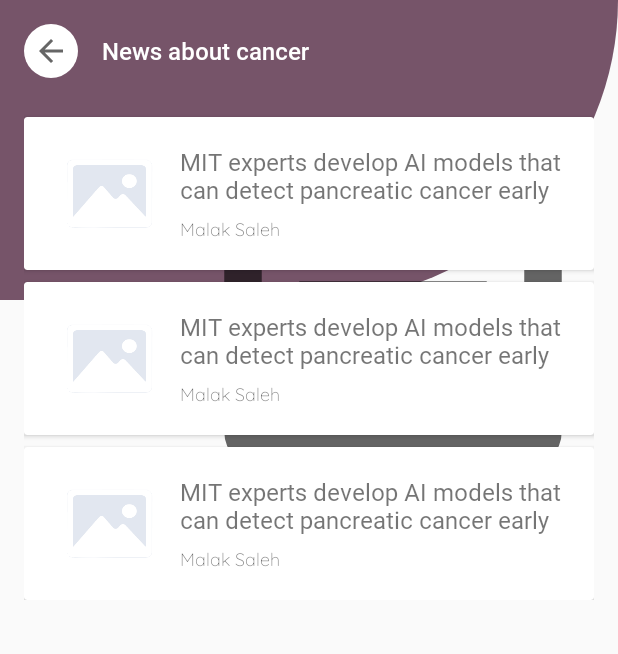
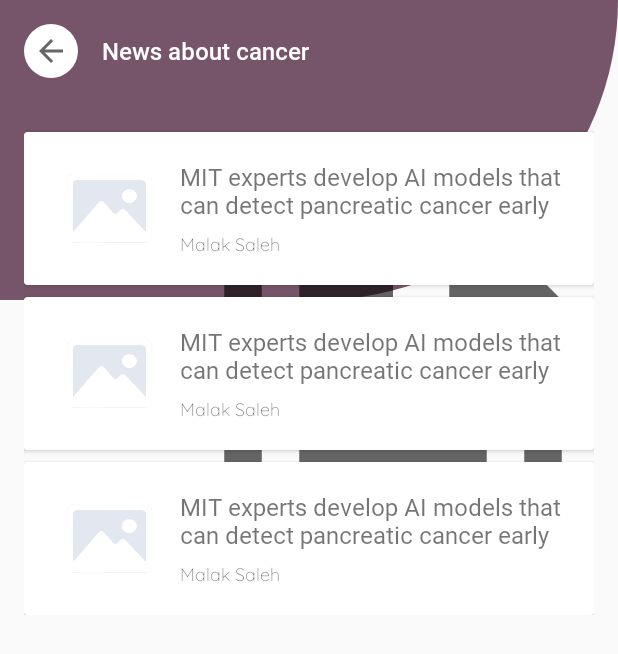
Before and after one commit to ekorahy/Asclepius-App, an Android app: the layout activity_news.xml on its own in the app's theme, with its tools: preview values and no code run, on a phone screen of 412 x 824 dp. Shown: the top 654 px of the screen. Run offline under Robolectric (Android 15) with nearby library versions, the phone set to English and light mode, and no system bars.

```diff
--- a/app/src/main/java/com/dicoding/asclepius/view/main/MainActivity.kt
+++ b/app/src/main/java/com/dicoding/asclepius/view/main/MainActivity.kt
@@ -119,7 +119,6 @@
                 }
 
                 override fun onResult(results: List<Classifications>?) {
-                    showLoading(false)
                     runOnUiThread {
                         val labelList = ArrayList<String>()
                         val scoreList = ArrayList<String>()
@@ -137,6 +136,7 @@
                         }
                         moveToResult(labelList, scoreList)
                     }
+                    showLoading(false)
                 }
             }
         )
--- a/app/src/main/res/layout/activity_news.xml
+++ b/app/src/main/res/layout/activity_news.xml
@@ -1,15 +1,24 @@
 <?xml version="1.0" encoding="utf-8"?>
-<ScrollView xmlns:android="http://schemas.android.com/apk/res/android"
+<androidx.constraintlayout.widget.ConstraintLayout xmlns:android="http://schemas.android.com/apk/res/android"
     xmlns:app="http://schemas.android.com/apk/res-auto"
     xmlns:tools="http://schemas.android.com/tools"
     android:layout_width="match_parent"
     android:layout_height="match_parent"
     tools:context=".view.history.HistoryActivity">
 
-    <androidx.constraintlayout.widget.ConstraintLayout
+    <ScrollView
         android:id="@+id/clContent"
         android:layout_width="match_parent"
-        android:layout_height="match_parent">
+        android:layout_height="match_parent"
+        app:layout_constraintBottom_toBottomOf="parent"
+        app:layout_constraintEnd_toEndOf="parent"
+        app:layout_constraintStart_toStartOf="parent"
+        app:layout_constraintTop_toTopOf="parent">
+
+        <LinearLayout
+            android:layout_width="match_parent"
+            android:layout_height="match_parent"
+            android:orientation="vertical">
 
             <LinearLayout
                 android:id="@+id/linearLayout4"
@@ -26,26 +35,26 @@
                     android:id="@+id/llAppBar"
                     android:layout_width="match_parent"
                     android:layout_height="wrap_content"
+                    android:layout_margin="16dp"
                     android:gravity="center_vertical"
-                android:layout_margin="16dp"
                     android:orientation="horizontal">
 
                     <ImageView
                         android:id="@+id/btnBack"
                         android:layout_width="wrap_content"
                         android:layout_height="wrap_content"
+                        android:background="@drawable/cycle_button_style"
                         android:padding="6dp"
-                    android:src="@drawable/ic_arrow_back"
-                    android:background="@drawable/cycle_button_style" />
+                        android:src="@drawable/ic_arrow_back" />
 
                     <TextView
                         android:layout_width="wrap_content"
                         android:layout_height="wrap_content"
+                        android:layout_marginStart="16dp"
                         android:fontFamily="@font/roboto_medium"
-                    android:textSize="16sp"
-                    android:layout_marginStart="16dp"
                         android:text="@string/news"
-                    android:textColor="@color/md_theme_onPrimary" />
+                        android:textColor="@color/md_theme_onPrimary"
+                        android:textSize="16sp" />
                 </LinearLayout>
 
             </LinearLayout>
@@ -53,17 +62,17 @@
             <ImageView
                 android:layout_width="300dp"
                 android:layout_height="300dp"
-            android:layout_marginTop="50dp"
+                android:layout_gravity="end"
+                android:layout_marginTop="-100dp"
                 android:src="@drawable/ic_news"
                 app:layout_constraintEnd_toEndOf="@+id/linearLayout4"
-            app:layout_constraintTop_toTopOf="parent"
-            />
+                app:layout_constraintTop_toTopOf="parent" />
 
             <androidx.recyclerview.widget.RecyclerView
                 android:id="@+id/rvArticles"
                 android:layout_width="match_parent"
                 android:layout_height="wrap_content"
-            android:layout_marginTop="70dp"
+                android:layout_marginTop="-320dp"
                 android:layout_marginBottom="20dp"
                 android:overScrollMode="never"
                 android:paddingStart="16dp"
@@ -74,5 +83,18 @@
                 app:layout_constraintStart_toStartOf="parent"
                 app:layout_constraintTop_toTopOf="parent"
                 tools:listitem="@layout/item_news" />
+        </LinearLayout>
+    </ScrollView>
+
+    <com.google.android.material.progressindicator.LinearProgressIndicator
+        android:id="@+id/progressIndicator"
+        android:layout_width="match_parent"
+        android:layout_height="wrap_content"
+        android:elevation="4dp"
+        android:indeterminate="true"
+        app:indicatorColor="@color/md_theme_primary"
+        android:visibility="gone"
+        app:layout_constraintEnd_toEndOf="parent"
+        app:layout_constraintStart_toStartOf="parent"
+        app:layout_constraintTop_toTopOf="parent" />
 </androidx.constraintlayout.widget.ConstraintLayout>
-</ScrollView>
--- a/app/src/main/res/values/strings.xml
+++ b/app/src/main/res/values/strings.xml
@@ -25,4 +25,6 @@
     <string name="detail_news">Detail news</string>
     <string name="source">Source: %s</string>
     <string name="no_media">No media selected</string>
+    <string name="failed_to_load">Failed to load news.</string>
+    <string name="connection_problem">Problematic internet connection.</string>
 </resources>
```
Also changed, not shown: app/src/main/java/com/dicoding/asclepius/helper/UiText.kt (added, +24 -0 lines), app/src/main/java/com/dicoding/asclepius/view/news/NewsActivity.kt (+15 -34 lines), app/src/main/java/com/dicoding/asclepius/view/news/NewsViewModel.kt (+56 -1 lines). Lines whose indentation alone changed are shown as unchanged.
